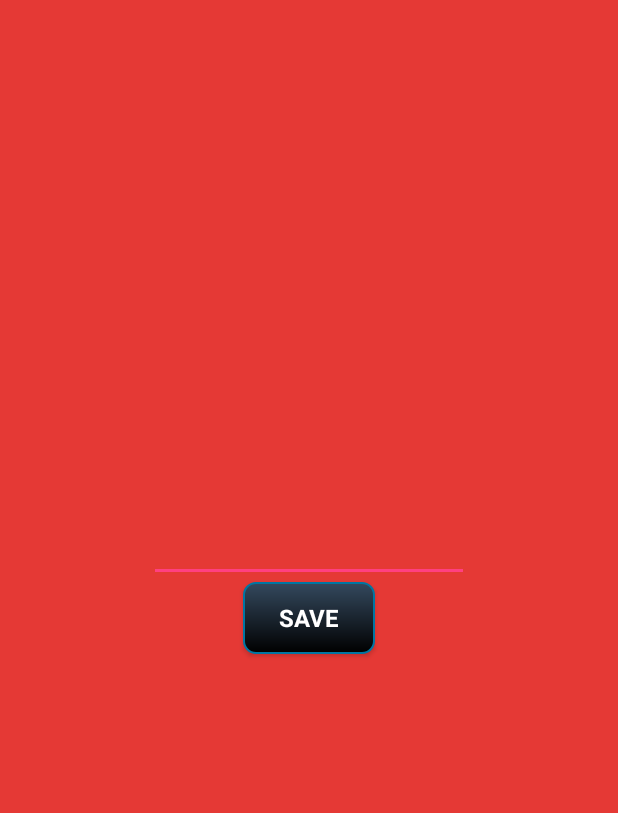
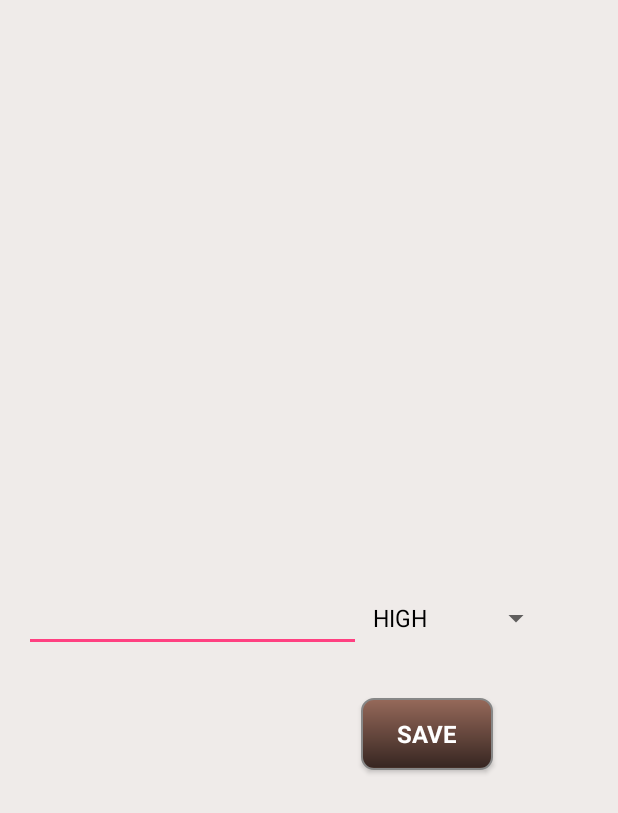
Before and after one commit to SpoorthyB/Alisto, an Android app: the EditItemActivity screen opened directly, with no data from a screen before it, on a phone screen of 412 x 824 dp. Shown: the top 813 px of the screen. Run offline under Robolectric (Android 15) with nearby library versions, the phone set to English and light mode, and no system bars; 1 statement that could not run was skipped.

```diff
--- a/app/src/main/java/com/alisto/app/alisto/Activities/EditItemActivity.java
+++ b/app/src/main/java/com/alisto/app/alisto/Activities/EditItemActivity.java
@@ -8,13 +8,16 @@ import android.view.View;
 import android.view.View.OnClickListener;
 import android.widget.Button;
 import android.widget.EditText;
+import android.widget.Spinner;
 
 import com.alisto.app.alisto.R;
 
 public class EditItemActivity extends AppCompatActivity {
 
     EditText etEditTodo;
+    Spinner svPriority;
     String prevValue;
+    String prevPriority;
     @Override
     protected void onCreate(Bundle savedInstanceState) {
         super.onCreate(savedInstanceState);
@@ -22,9 +25,12 @@ public class EditItemActivity extends AppCompatActivity {
         Toolbar toolbar = (Toolbar) findViewById(R.id.toolbar);
         setSupportActionBar(toolbar);
         etEditTodo = (EditText)findViewById(R.id.etEditTodo);
-        prevValue = getIntent().getStringExtra("text");
+        svPriority = (Spinner)findViewById(R.id.svEditPriority);
+        prevValue = getIntent().getStringExtra("description");
+        prevPriority = getIntent().getStringExtra("priority");
         etEditTodo.setText(prevValue);
-        etEditTodo.setSelection(etEditTodo.getText().length());
+        svPriority.setSelection(getIndex(prevPriority));
+        //etEditTodo.setSelection(etEditTodo.getText().length());
         Button btnEdit = (Button)findViewById(R.id.btnEdit);
         btnEdit.setOnClickListener(new OnClickListener() {
             public void onClick(View v) {
@@ -34,12 +40,13 @@ public class EditItemActivity extends AppCompatActivity {
     }
 
     public void onSubmit(View v) {
-        etEditTodo = (EditText) findViewById(R.id.etEditTodo);
+        //etEditTodo = (EditText) findViewById(R.id.etEditTodo);
         // Prepare data intent
         Intent data = new Intent();
         // Pass relevant data back as a result
         data.putExtra("prevValue",prevValue);
         data.putExtra("editValue", etEditTodo.getText().toString());
+        data.putExtra("editPriority",svPriority.getSelectedItem().toString());
         data.putExtra("code", 200); // ints work too
         data.putExtra("pos",getIntent().getIntExtra("position",-1));
         // Activity finished ok, return the data
@@ -47,4 +54,16 @@ public class EditItemActivity extends AppCompatActivity {
         finish(); // closes the activity, pass data to parent
     }
 
+    private int getIndex(String value){
+        int position  = 0;
+        switch (value){
+            case "MEDIUM":position =1;
+                            break;
+            case "LOW" : position = 2;
+
+        }
+
+        return position;
+    }
+
 }
--- a/app/src/main/res/drawable/nice_button_enabled.xml
+++ b/app/src/main/res/drawable/nice_button_enabled.xml
@@ -1,15 +1,20 @@
 <?xml version="1.0" encoding="utf-8"?>
 <shape xmlns:android="http://schemas.android.com/apk/res/android" android:shape="rectangle">
     <gradient
-        android:startColor="#000000"
-        android:endColor="#34495e"
-        android:angle="90"/>
+        android:angle="90"
+        android:centerX="3%"
+        android:centerColor="#382722"
+        android:startColor="#5E4238"
+        android:endColor="#96695A"
+        android:type="linear"
+        />
     <padding android:left="15dp"
         android:top="1dp"
         android:right="15dp"
         android:bottom="1dp" />
     <stroke
         android:width="1dp"
-        android:color="#0076a3" />
+        android:color="#878787" />
     <corners android:radius="8dp" />
 </shape>
+    <!--#34495e"-->
--- a/app/src/main/res/layout/activity_edit_item.xml
+++ b/app/src/main/res/layout/activity_edit_item.xml
@@ -9,7 +9,7 @@
     android:paddingRight="@dimen/activity_horizontal_margin"
     android:paddingTop="@dimen/activity_vertical_margin"
 
-    android:background="#e53935"
+    android:background="#EFEBE9"
     android:fitsSystemWindows="true"
     tools:context=".Activities.EditItemActivity">
     <!--app:layout_behavior="@string/appbar_scrolling_view_behavior"-->
@@ -28,8 +28,11 @@
         android:inputType="textMultiLine"
         android:ems="10"
         android:id="@+id/etEditTodo"
-        android:layout_above="@+id/btnEdit"
-        android:layout_centerHorizontal="true" />
+        android:layout_centerVertical="true"
+        android:layout_alignParentLeft="true"
+        android:layout_alignParentStart="true"
+        android:layout_toLeftOf="@+id/btnEdit"
+        android:layout_toStartOf="@+id/btnEdit" />
 
     <Button
         android:layout_width="wrap_content"
@@ -37,7 +40,22 @@
         android:text="@string/edit_button"
         android:id="@+id/btnEdit"
         style="@style/NiceButton"
+        android:layout_marginRight="67dp"
+        android:layout_marginEnd="67dp"
+        android:layout_marginTop="41dp"
+        android:layout_below="@+id/svEditPriority"
+        android:layout_alignParentRight="true"
+        android:layout_alignParentEnd="true" />
+
+    <Spinner
+        android:layout_width="wrap_content"
+        android:layout_height="wrap_content"
+        android:id="@+id/svEditPriority"
+        android:entries="@array/priority_array"
+        android:prompt="@string/priority_prompt"
+        android:dropDownSelector="#f8a3a3"
         android:layout_centerVertical="true"
-        android:layout_centerHorizontal="true" />
+        android:layout_toRightOf="@+id/etEditTodo"
+        android:layout_toEndOf="@+id/etEditTodo" />
 
 </RelativeLayout>
--- a/app/src/main/res/layout/activity_main.xml
+++ b/app/src/main/res/layout/activity_main.xml
@@ -5,7 +5,7 @@
     android:layout_width="match_parent"
     android:layout_height="match_parent"
     android:fitsSystemWindows="true"
-    android:background="#e53935"
+    android:background="#EFEBE9"
     tools:context=".Activities.MainActivity">
 
     <android.support.design.widget.AppBarLayout
--- /dev/null
+++ b/app/src/main/res/values/priority_array.xml
@@ -0,0 +1,8 @@
+<?xml version="1.0" encoding="utf-8"?>
+<resources>
+    <string-array name="priority_array">
+        <item>HIGH</item>
+        <item>MEDIUM</item>
+        <item>LOW</item>
+    </string-array>
+</resources>
--- a/app/src/main/res/values/strings.xml
+++ b/app/src/main/res/values/strings.xml
@@ -5,4 +5,5 @@
     <string name="add_item">Add a new item</string>
     <string name="title_activity_edit_item">EditItemActivity</string>
     <string name="edit_button">SAVE</string>
+    <string name="priority_prompt">Priority</string>
 </resources>
--- a/app/src/main/res/values/styles.xml
+++ b/app/src/main/res/values/styles.xml
@@ -6,7 +6,7 @@
         <item name="colorPrimary">@color/colorPrimary</item>
         <item name="colorPrimaryDark">@color/faltGrey</item>
         <item name="colorAccent">@color/colorAccent</item>
-        <item name="android:textColorPrimary">#fcfafc</item>
+        <item name="android:textColorPrimary">#000000</item>
     </style>
 
     <style name="AppTheme.NoActionBar">
```
Also changed, not shown: app/src/main/java/com/alisto/app/alisto/Activities/MainActivity.java (+17 -10 lines), app/src/main/java/com/alisto/app/alisto/Adapters/TodoAdapter.java (+11 -0 lines), app/src/main/res/layout/Item_todo.xml (+7 -4 lines), app/src/main/res/layout/content_main.xml (+15 -2 lines).
